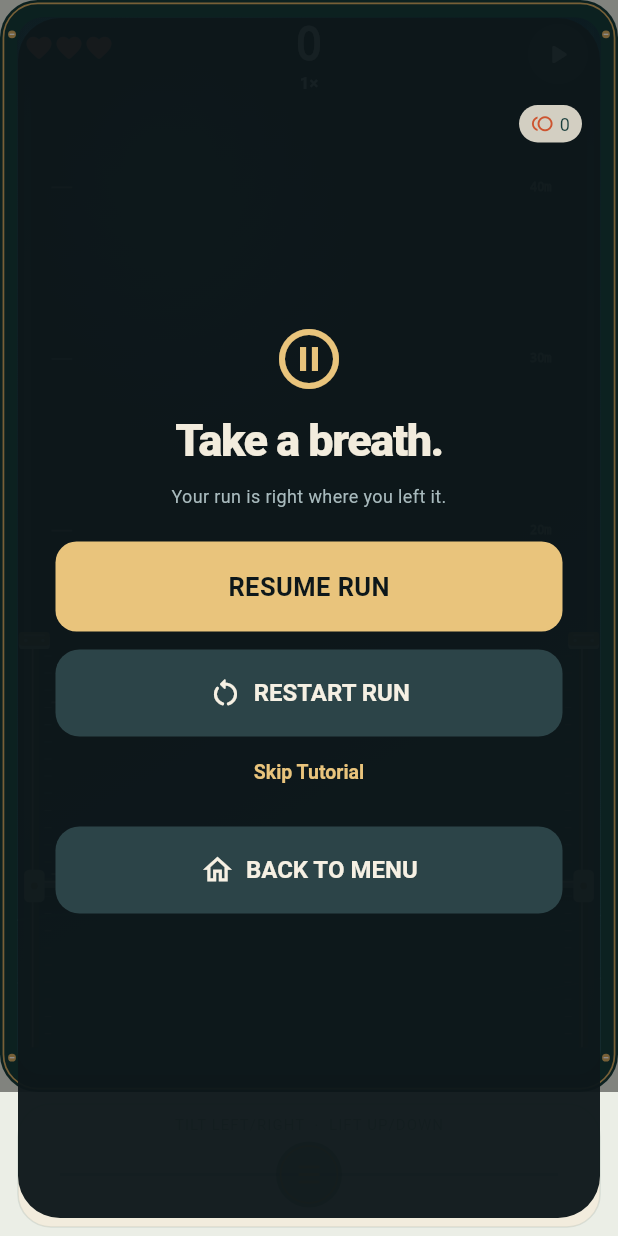
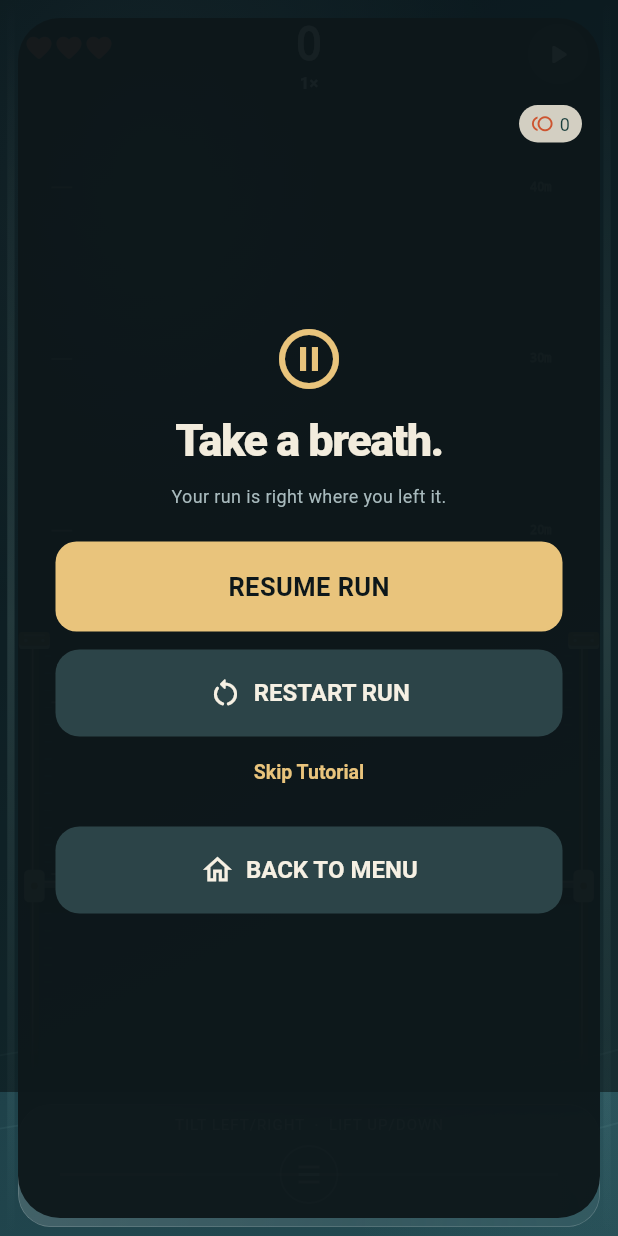
Before and after one commit to vardannm/taito, a Flutter app: the screen it shows after launch, after a tap on the "pause" icon, on a phone screen of 412 x 824 dp. Run offline on Flutter 3.47's test engine with Material 3 defaults, Android fonts, the phone set to English and light mode, and no system bars; our stand-ins replace audioplayers, firebase_analytics, firebase_core, google_mobile_ads, shared_preferences; accounts and stored records are empty.

Commit message:
Extend board behind glass controls and fade side rails

```diff
--- a/lib/board_painter.dart
+++ b/lib/board_painter.dart
@@ -26,13 +26,12 @@
 const orange = Color(0xFFCD542F);
 const brass = Color(0xFFD9AE65);
 
-/// Height kept below the board for the controls: the one-finger thumb pad,
-/// or the strip where two-finger handles sit under the platform. Both modes
-/// share it, so the board and ball sit at the same place on screen.
+/// Space below the platform reserved for thumb controls. Scenery continues
+/// underneath the controls, with matching platform placement for both modes.
 const controlStripHeight = 96.0;
 
-/// The strip a full-size board widget lays its board out above. One-finger
-/// places its pad outside the board widget instead, so it needs none here.
+/// Default viewport inset for two-finger handles. PivotBoard explicitly adds
+/// its one-finger pad and any safe-area inset when laying out an overlay.
 double handleStrip(BalanceGame game) =>
     game.controlMode == ControlMode.twoFinger ? controlStripHeight : 0;
 
@@ -160,6 +159,7 @@
     this.game, {
     this.reducedMotion = false,
     this.fillWidth = 0,
+    this.bottomInset,
     this.showHud = true,
     this.gripOffsets = const {},
     Listenable? repaint,
@@ -169,6 +169,7 @@
   final BallWorld world;
   final bool reducedMotion;
   final double fillWidth;
+  final double? bottomInset;
   final bool showHud;
   final Map<int, double> gripOffsets;
 
@@ -212,26 +213,19 @@
         brass = palette.trim;
     canvas.save();
     canvas.clipRect(Offset.zero & size);
-    final viewport = BoardViewport.forGame(size, game, fillWidth: fillWidth);
+    final viewport = BoardViewport.forGame(
+      size,
+      game,
+      fillWidth: fillWidth,
+      bottomInset: bottomInset,
+    );
     canvas.translate(viewport.offset.dx, viewport.offset.dy);
     canvas.scale(viewport.scale);
     final top = -viewport.topExtension;
     final bottom = viewport.paintBottom;
-    final outer = RRect.fromRectAndRadius(
+    final field = RRect.fromRectAndRadius(
       Rect.fromLTRB(0, top, 360, bottom),
-      const Radius.circular(22),
-    );
-    canvas.drawRRect(outer, Paint()..color = palette.frame);
-    canvas.drawRRect(
-      outer.deflate(2),
-      Paint()
-        ..color = brass
-        ..style = PaintingStyle.stroke
-        ..strokeWidth = 1,
-    );
-    final field = RRect.fromRectAndRadius(
-      Rect.fromLTRB(10, top + 10, 350, bottom - 10),
-      const Radius.circular(15),
+      Radius.zero,
     );
     canvas.drawRRect(
       field,
@@ -254,33 +248,47 @@
       reducedMotion: reducedMotion,
       energy: game.infinite ? game.survival.visualCombo : 0,
     );
-    final grain = Paint()
-      ..color = ink.withAlpha(50)
-      ..strokeWidth = .6;
     final railTop = game.infinite ? game.screenY(game.minPivot) : top + 26;
-    // Rails run to the board's bottom edge, including a two-finger board
-    // drawn down through its strip, so they never stop mid-screen.
-    final railBottom = bottom - 26;
+    final fadeRails =
+        game.oneFinger && !game.haloJoystick || game.bottomControls;
+    // Finish the rails before the glass panel, with a screen-space fade that
+    // keeps the same softness at every board scale.
+    final railBottom = fadeRails
+        ? math.min(
+            bottom - 26,
+            (viewport.bounds.bottom - viewport.offset.dy - 12) / viewport.scale,
+          )
+        : bottom - 26;
+    final railFadeStart = railBottom - 48 / viewport.scale;
+    Paint railPaint(Color color, double width) {
+      final paint = Paint()
+        ..color = color
+        ..strokeWidth = width;
+      if (fadeRails) {
+        paint.shader = LinearGradient(
+          begin: Alignment.topCenter,
+          end: Alignment.bottomCenter,
+          colors: [color, color.withAlpha(0)],
+        ).createShader(Rect.fromLTRB(0, railFadeStart, 360, railBottom));
+      }
+      return paint;
+    }
+
+    final railBody = railPaint(const Color(0xFF574A31), 5);
+    final railHighlight = railPaint(const Color(0xFFEEE7CC), 1);
+    final grain = railPaint(ink.withAlpha(75), .6);
     for (final x in [20.0, 340.0]) {
-      canvas.drawLine(
-        Offset(x, railTop),
-        Offset(x, railBottom),
-        Paint()
-          ..color = const Color(0xFF574A31)
-          ..strokeWidth = 5,
-      );
+      canvas.drawLine(Offset(x, railTop), Offset(x, railBottom), railBody);
       canvas.drawLine(
         Offset(x - 1, railTop),
         Offset(x - 1, railBottom),
-        Paint()
-          ..color = const Color(0xFFEEE7CC)
-          ..strokeWidth = 1,
+        railHighlight,
       );
       for (double y = railTop + 6; y < railBottom - 4; y += 10) {
         canvas.drawLine(
           Offset(x == 20 ? 26 : 329, y),
           Offset(x == 20 ? 30 : 333, y),
-          grain..color = ink.withAlpha(75),
+          grain,
         );
       }
       if (game.infinite) {
@@ -864,21 +872,6 @@
     }
     canvas.restore();
     if (grips) paintEnds();
-    for (final p in [
-      Offset(7, top + 20),
-      Offset(353, top + 20),
-      Offset(7, bottom - 20),
-      Offset(353, bottom - 20),
-    ]) {
-      canvas.drawCircle(p, 2.3, Paint()..color = brass);
-      canvas.drawLine(
-        p - const Offset(1.4, 0),
-        p + const Offset(1.4, 0),
-        Paint()
-          ..color = ink
-          ..strokeWidth = .8,
-      );
-    }
     canvas.restore();
   }
 
@@ -888,5 +881,6 @@
       oldDelegate.game != game ||
       reducedMotion != oldDelegate.reducedMotion ||
       showHud != oldDelegate.showHud ||
-      fillWidth != oldDelegate.fillWidth;
+      fillWidth != oldDelegate.fillWidth ||
+      bottomInset != oldDelegate.bottomInset;
 }
--- a/lib/infinite_painter.dart
+++ b/lib/infinite_painter.dart
@@ -85,12 +85,7 @@
 /// Match the playfield gradient so foreground colors follow the visible fade,
 /// including transitions back to x1 after a hit, rather than the target combo.
 Color infiniteFieldColor(BalanceGame game, Offset point) {
-  final area = Rect.fromLTRB(
-    10,
-    game.visibleTop + 10,
-    350,
-    game.visibleBottom - 10,
-  );
+  final area = Rect.fromLTRB(0, game.visibleTop, 360, game.visibleBottom);
   final delta = point - area.topLeft;
   final t =
       ((delta.dx * area.width + delta.dy * area.height) /
--- a/lib/main.dart
+++ b/lib/main.dart
@@ -43,6 +43,7 @@
 import 'mode_world_preview.dart';
 import 'heart_loss_effect.dart';
 import 'control_hint.dart';
+import 'control_glass.dart';
 import 'one_finger_controls.dart';
 import 'boot_splash.dart';
 
@@ -210,6 +211,16 @@
   double get chromeOpacity => entrance.isCompleted
       ? 0
       : 1 - ((entrance.value - .78) / .22).clamp(0.0, 1.0);
+  double bottomControlHeight(BuildContext context) => game.bottomControls
+      ? (MediaQuery.sizeOf(context).height * .19).clamp(104.0, 140.0)
+      : 0;
+
+  BoardViewport boardViewport(Size size) => BoardViewport.forGame(
+    size,
+    game,
+    fillWidth: expansion,
+    bottomInset: (boardKey.currentWidget as PivotBoard?)?.bottomInset,
+  );
   int selectedMode = 0;
   bool carouselMoving = false;
   PlayerProfile get profile => widget.profile;
@@ -302,20 +313,7 @@
     final layer = effectsKey.currentContext?.findRenderObject() as RenderBox?;
     if (board == null || layer == null || !board.hasSize || !layer.hasSize)
       return;
-    final viewport = BoardViewport.forGame(
-      Size(
-        board.size.width,
-        // Only one-finger's pad lies outside the board here; forGame keeps
-        // the two-finger handle strip itself.
-        math.max(
-          1,
-          board.size.height -
-              (game.oneFinger ? OneFingerControls.heightFor(game) : 0),
-        ),
-      ),
-      game,
-      fillWidth: expansion,
-    );
+    final viewport = boardViewport(board.size);
     final point = viewport.project(
       Offset(game.ballX, game.screenY(game.platformY(game.ballX))),
     );
@@ -1170,20 +1168,7 @@
         final board = boardKey.currentContext?.findRenderObject() as RenderBox?;
         void worldPoint(double x, double y, [double radius = 22]) {
           if (board == null || !board.hasSize) return;
-          final viewport = BoardViewport.forGame(
-            Size(
-              board.size.width,
-              // Only one-finger's pad lies outside the board here; forGame keeps
-              // the two-finger handle strip itself.
-              math.max(
-                1,
-                board.size.height -
-                    (game.oneFinger ? OneFingerControls.heightFor(game) : 0),
-              ),
-            ),
-            game,
-            fillWidth: expansion,
-          );
+          final viewport = boardViewport(board.size);
           final point = layer.globalToLocal(
             board.localToGlobal(viewport.project(Offset(x, game.screenY(y)))),
           );
@@ -1212,7 +1197,11 @@
               board.localToGlobal(
                 Offset(
                   12,
-                  board.size.height - OneFingerControls.heightFor(game) + 10,
+                  board.size.height -
+                      OneFingerControls.heightFor(game) -
+                      ((boardKey.currentWidget as PivotBoard?)?.bottomPadding ??
+                          0) +
+                      10,
                 ),
               ),
             );
@@ -1673,11 +1662,7 @@
     if (game.bottomControls) return true;
     // The same layout the board paints with: once armed, a touch on either
     // half controls the platform rather than swiping worlds.
-    final viewport = BoardViewport.forGame(
-      board.size,
-      game,
-      fillWidth: expansion,
-    );
+    final viewport = boardViewport(board.size);
     for (final side in [0, 1]) {
       if (viewport.controlsSide(point, side)) return false;
     }
@@ -1727,6 +1712,12 @@
               game: game,
               frame: frame,
               fillWidth: expansion,
+              bottomInset:
+                  controlStrip(game) +
+                  bottomControlHeight(context) *
+                      (tutorialActive ? 1 : expansion) +
+                  MediaQuery.paddingOf(context).bottom * expansion,
+              bottomPadding: MediaQuery.paddingOf(context).bottom * expansion,
               overlay: Padding(
                 // The board extends behind the status bar; its HUD stays below it.
                 padding: EdgeInsets.only(
@@ -2143,10 +2134,14 @@
           builder: (context, bounds) => Stack(
             fit: StackFit.expand,
             children: [
-              if (game.tiltLift)
-                TiltLiftControls(game: game, frame: frame)
-              else
-                AnalogControls(game: game, frame: frame),
+              Padding(
+                padding: const EdgeInsets.fromLTRB(12, 8, 12, 6),
+                child: ControlGlass(
+                  child: game.tiltLift
+                      ? TiltLiftControls(game: game, frame: frame)
+                      : AnalogControls(game: game, frame: frame),
+                ),
+              ),
               if ((tutorialActive && ready ||
                       playArmed && game.waitingForInput) &&
                   !carouselMoving)
@@ -2513,9 +2508,7 @@
               ? 284.0
               : 310.0;
           final menuGap = !tutorialActive && compactMenu ? 4.0 : 12.0;
-          final controlHeight = game.bottomControls
-              ? (MediaQuery.sizeOf(context).height * .19).clamp(104.0, 140.0)
-              : 0.0;
+          final controlHeight = bottomControlHeight(context);
           final stageBackground = Color.lerp(
             background,
             menuBackground,
@@ -2575,8 +2568,12 @@
                   SafeArea(
                     key: const ValueKey('arcade-stage'),
                     top: false,
+                    bottom: false,
                     minimum: EdgeInsets.only(
                       top: MediaQuery.paddingOf(context).top * (1 - expansion),
+                      bottom:
+                          MediaQuery.paddingOf(context).bottom *
+                          (1 - expansion),
                     ),
                     child: Stack(
                       fit: StackFit.expand,
@@ -2621,11 +2618,7 @@
                               child: Padding(
                                 padding: EdgeInsets.only(
                                   top: menuGap * (1 - expansion),
-                                  bottom:
-                                      menuGap * (1 - expansion) +
-                                      (tutorialActive
-                                          ? 0
-                                          : controlHeight * expansion),
+                                  bottom: menuGap * (1 - expansion),
                                 ),
                                 child: worlds,
                               ),
@@ -2654,17 +2647,18 @@
                                 ),
                               ),
                             ),
-                            if (tutorialActive && game.bottomControls)
-                              SizedBox(height: controlHeight),
                           ],
                         ),
                         if (game.bottomControls)
                           Positioned(
                             left: 0,
                             right: 0,
-                            bottom: tutorialActive
-                                ? 0
-                                : menuFooterHeight * (1 - expansion),
+                            bottom:
+                                MediaQuery.paddingOf(context).bottom *
+                                    expansion +
+                                (tutorialActive
+                                    ? 0
+                                    : menuFooterHeight * (1 - expansion)),
                             child: bottomInput(ready, controlHeight),
                           ),
                       ],
--- a/lib/one_finger_controls.dart
+++ b/lib/one_finger_controls.dart
@@ -1,7 +1,9 @@
 import 'package:flutter/material.dart';
 import 'dart:math' as math;
+import 'dart:ui' as ui;
 import 'board_painter.dart';
 import 'game.dart';
+import 'infinite_painter.dart';
 
 /// Shared relative input for the original pad and the floating Halo trial.
 class OneFingerControls extends StatefulWidget {
@@ -76,7 +78,7 @@
           return Semantics(
             label: game.haloJoystick
                 ? 'Floating Halo joystick. Touch anywhere on the board and drag sideways to tilt, up to lift, down to lower. The guide appears only while touching.'
-                : 'One-finger thumb area below the board. Drag sideways to tilt, up to lift, down to lower. Keep dragging beyond the area to move further.',
+                : 'One-finger thumb area at the bottom of the board. Drag sideways to tilt, up to lift, down to lower. Keep dragging beyond the area to move further.',
             child: GestureDetector(
               onPanUpdate:
                   (_) {}, // Keep tutorial page scrolling out of control drags.
@@ -131,9 +133,9 @@
                     contact = null;
                   });
                 },
-                child: CustomPaint(
-                  painter: game.haloJoystick
-                      ? HaloJoystickPainter(
+                child: game.haloJoystick
+                    ? CustomPaint(
+                        painter: HaloJoystickPainter(
                           anchor: contact == null || visualAnchor == null
                               ? null
                               : (this.context.findRenderObject() as RenderBox?)
@@ -142,10 +144,19 @@
                               visualAnchor == null || visualPosition == null
                               ? Offset.zero
                               : visualPosition! - visualAnchor!,
-                        )
-                      : _ThumbPadPainter(game, contact),
-                  child: const SizedBox.expand(),
-                ),
+                        ),
+                        child: const SizedBox.expand(),
+                      )
+                    : ClipRRect(
+                        clipper: const _ThumbPadClipper(),
+                        child: BackdropFilter(
+                          filter: ui.ImageFilter.blur(sigmaX: 12, sigmaY: 12),
+                          child: CustomPaint(
+                            painter: _ThumbPadPainter(game, contact),
+                            child: const SizedBox.expand(),
+                          ),
+                        ),
+                      ),
               ),
             ),
           );
@@ -247,16 +258,33 @@
       oldDelegate.anchor != anchor || oldDelegate.displacement != displacement;
 }
 
+RRect _thumbPadArea(Size size) => RRect.fromRectAndRadius(
+  Rect.fromLTWH(12, 8, size.width - 24, size.height - 14),
+  const Radius.circular(22),
+);
+
+class _ThumbPadClipper extends CustomClipper<RRect> {
+  const _ThumbPadClipper();
+
+  @override
+  RRect getClip(Size size) => _thumbPadArea(size);
+
+  @override
+  bool shouldReclip(_ThumbPadClipper oldClipper) => false;
+}
+
 class _ThumbPadPainter extends CustomPainter {
   _ThumbPadPainter(BalanceGame game, this.contact)
     : enabled = game.canControl,
-      controlPosition = game.controlPosition;
+      controlPosition = game.controlPosition,
+      color = infiniteBoardInk(game, Offset(180, game.visibleBottom - 30));
   final bool enabled;
+  final Color color;
   final double controlPosition;
   final Offset? contact;
 
   // The pad repaints every frame; lay its label out once per state instead.
-  static final _labels = <bool, TextPainter>{};
+  static final _labels = <(bool, Color), TextPainter>{};
   static double _labelWidth = 0;
 
   TextPainter _label(double maxWidth) {
@@ -267,11 +295,11 @@
       _labels.clear();
       _labelWidth = maxWidth;
     }
-    return _labels[enabled] ??= TextPainter(
+    return _labels[(enabled, color)] ??= TextPainter(
       text: TextSpan(
         text: 'TILT LEFT/RIGHT  ·  LIFT UP/DOWN',
         style: TextStyle(
-          color: ink.withAlpha(enabled ? 210 : 100),
+          color: color.withAlpha(enabled ? 220 : 130),
           fontSize: 10,
           fontFamily: 'sans-serif',
           letterSpacing: .7,
@@ -283,15 +311,20 @@
 
   @override
   void paint(Canvas canvas, Size size) {
-    final area = RRect.fromRectAndRadius(
-      Rect.fromLTWH(12, 8, size.width - 24, size.height - 14),
-      const Radius.circular(22),
-    );
-    canvas.drawRRect(area, Paint()..color = cream);
+    final area = _thumbPadArea(size);
     canvas.drawRRect(
       area,
       Paint()
-        ..color = ink.withAlpha(enabled ? 65 : 25)
+        ..shader = LinearGradient(
+          begin: Alignment.topLeft,
+          end: Alignment.bottomRight,
+          colors: [Colors.white.withAlpha(40), Colors.white.withAlpha(12)],
+        ).createShader(area.outerRect),
+    );
+    canvas.drawRRect(
+      area,
+      Paint()
+        ..color = Colors.white.withAlpha(enabled ? 95 : 50)
         ..style = PaintingStyle.stroke
         ..strokeWidth = 1,
     );
@@ -300,7 +333,7 @@
       Offset(40, center.dy),
       Offset(size.width - 40, center.dy),
       Paint()
-        ..color = ink.withAlpha(45)
+        ..color = color.withAlpha(55)
         ..strokeWidth = 2,
     );
     final knob = contact == null
@@ -312,13 +345,13 @@
     canvas.drawCircle(
       knob,
       22,
-      Paint()..color = ink.withAlpha(enabled ? 255 : 90),
+      Paint()..color = color.withAlpha(enabled ? 26 : 14),
     );
     canvas.drawCircle(
       knob,
       19,
       Paint()
-        ..color = brass
+        ..color = color.withAlpha(enabled ? 160 : 80)
         ..style = PaintingStyle.stroke
         ..strokeWidth = 1.2,
     );
@@ -327,7 +360,7 @@
         knob + Offset(-7, dy),
         knob + Offset(7, dy),
         Paint()
-          ..color = brass
+          ..color = color.withAlpha(enabled ? 230 : 120)
           ..strokeWidth = 2,
       );
     }
@@ -338,6 +371,7 @@
   @override
   bool shouldRepaint(covariant _ThumbPadPainter oldDelegate) =>
       oldDelegate.enabled != enabled ||
+      oldDelegate.color != color ||
       oldDelegate.controlPosition != controlPosition ||
       oldDelegate.contact != contact;
 }
--- a/lib/pivot_board.dart
+++ b/lib/pivot_board.dart
@@ -12,6 +12,8 @@
     required this.game,
     required this.frame,
     this.fillWidth = 0,
+    this.bottomInset,
+    this.bottomPadding = 0,
     this.showHint = false,
     this.dimUntilInput = false,
     this.overlay,
@@ -19,6 +21,12 @@
   final BalanceGame game;
   final Listenable frame;
   final double fillWidth;
+
+  /// Keeps gameplay above the controls while scenery fills the whole widget.
+  final double? bottomInset;
+
+  /// Keeps the thumb pad clear of the device's home indicator.
+  final double bottomPadding;
   final bool showHint;
   final bool dimUntilInput;
   final Widget? overlay;
@@ -27,6 +35,7 @@
 }
 
 class _PivotBoardState extends State<PivotBoard> {
+  double get bottomInset => widget.bottomInset ?? controlStrip(widget.game);
   final pointers = <int, int>{};
   final gripOffsets = <int, double>{};
   int epoch = -1;
@@ -45,20 +54,20 @@
       if (!widget.game.oneFinger || widget.game.haloJoystick) {
         return buildBoard(context, bounds);
       }
-      final boardHeight =
-          (bounds.maxHeight - OneFingerControls.heightFor(widget.game)).clamp(
-            1.0,
-            double.infinity,
-          );
       final scale = BoardViewport.forGame(
-        Size(bounds.maxWidth, boardHeight),
+        bounds.biggest,
         widget.game,
         fillWidth: widget.fillWidth,
+        bottomInset: bottomInset,
       ).scale;
-      return Column(
+      return Stack(
+        fit: StackFit.expand,
         children: [
-          Expanded(child: LayoutBuilder(builder: buildBoard)),
-          SizedBox(
+          LayoutBuilder(builder: buildBoard),
+          Positioned(
+            left: 0,
+            right: 0,
+            bottom: widget.bottomPadding,
             height: OneFingerControls.heightFor(widget.game),
             child: Stack(
               fit: StackFit.expand,
@@ -89,6 +98,7 @@
       bounds.biggest,
       game,
       fillWidth: widget.fillWidth,
+      bottomInset: bottomInset,
     );
     game.visibleTop = -viewportNow().topExtension;
     game.visibleBottom = viewportNow().paintBottom;
@@ -162,6 +172,7 @@
                   repaint: widget.frame,
                   reducedMotion: MediaQuery.of(context).disableAnimations,
                   fillWidth: widget.fillWidth,
+                  bottomInset: bottomInset,
                   showHud: widget.overlay == null,
                   gripOffsets: gripOffsets,
                 ),
@@ -170,6 +181,7 @@
             ),
             if (widget.dimUntilInput)
               Positioned.fill(
+                bottom: game.oneFinger && !game.haloJoystick ? bottomInset : 0,
                 child: IgnorePointer(
                   child: ExcludeSemantics(
                     child: AnimatedBuilder(
```
Also changed, not shown: lib/analog_controls.dart (+15 -20 lines), lib/control_glass.dart (added, +29 -0 lines), lib/tilt_lift_controls.dart (+11 -4 lines), 2 other files.
